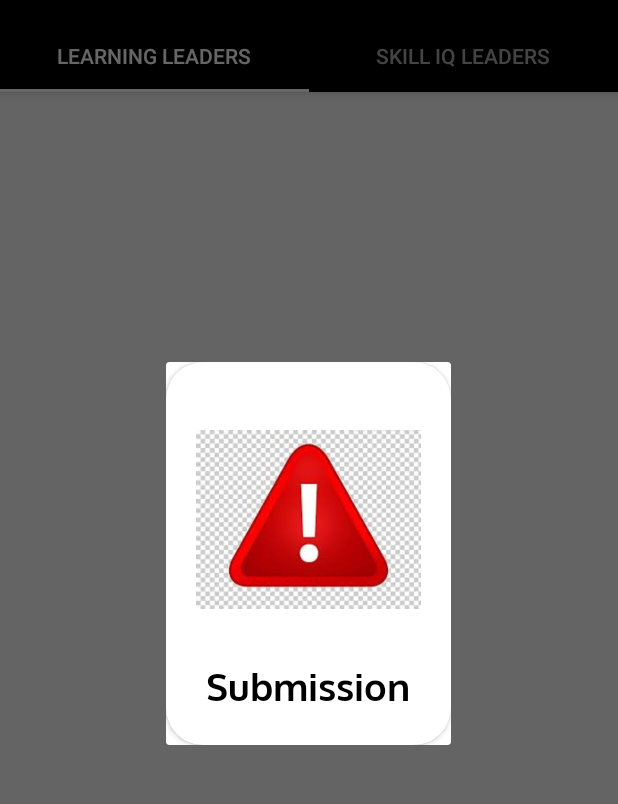
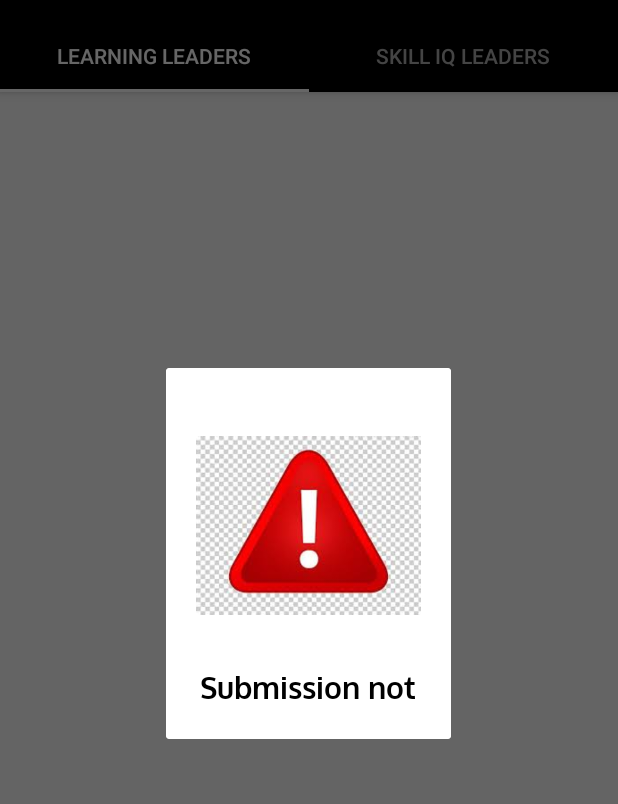
Before and after one commit to Danc-0/GADSLeaderBoard, an Android app: the fragment ErrorDialog placed in its activity, on a phone screen of 412 x 824 dp, the part 64-868 px from its top. Run offline under Robolectric (Android 15) with nearby library versions, the phone set to English and light mode, and no system bars; our stand-ins replace Picasso; pictures from the network do not load.

Commit message:
Ave worked on everything

```diff
--- a/app/src/main/java/com/danc/leaderboardfinal/MainActivity.java
+++ b/app/src/main/java/com/danc/leaderboardfinal/MainActivity.java
@@ -14,6 +14,7 @@ import android.os.Bundle;
 import android.os.Handler;
 import android.view.View;
 import android.widget.Button;
+import android.widget.ProgressBar;
 
 import com.danc.leaderboardfinal.ViewPagerFragments.FragmentHours;
 import com.danc.leaderboardfinal.ViewPagerFragments.FragmentSkills;
@@ -26,6 +27,7 @@ public class MainActivity extends AppCompatActivity implements View.OnClickListe
     ViewPager viewPager;
     TabLayout tabLayout;
     Button btnToSubmit;
+
 
     @Override
     protected void onCreate(Bundle savedInstanceState) {
@@ -53,6 +55,7 @@ public class MainActivity extends AppCompatActivity implements View.OnClickListe
                 fragmentPagerAdapter.addFragment(FragmentSkills.newInstance(), "Skill IQ Leaders");
                 viewPager.setAdapter(fragmentPagerAdapter);
                 tabLayout.setupWithViewPager(viewPager);
+
             }
         });
     }
--- a/app/src/main/java/com/danc/leaderboardfinal/ViewPagerFragments/FragmentHours.java
+++ b/app/src/main/java/com/danc/leaderboardfinal/ViewPagerFragments/FragmentHours.java
@@ -6,10 +6,12 @@ import androidx.fragment.app.Fragment;
 import androidx.recyclerview.widget.LinearLayoutManager;
 import androidx.recyclerview.widget.RecyclerView;
 
+import android.os.Handler;
 import android.util.Log;
 import android.view.LayoutInflater;
 import android.view.View;
 import android.view.ViewGroup;
+import android.widget.ProgressBar;
 
 import com.danc.leaderboardfinal.Adapters.HoursAdapter;
 import com.danc.leaderboardfinal.HourAndSkillsApi;
@@ -36,6 +38,8 @@ public class FragmentHours extends Fragment {
     HoursAdapter adapter;
     HourAndSkillsApi hourAndSkillsApi;
     RecyclerView recyclerViewHours;
+
+    ProgressBar progressBar;
 
     // TODO: Rename parameter arguments, choose names that match
     // the fragment initialization parameters, e.g. ARG_ITEM_NUMBER
@@ -83,6 +87,8 @@ public class FragmentHours extends Fragment {
                              Bundle savedInstanceState) {
         // Inflate the layout for this fragment
         View view = inflater.inflate(R.layout.fragment_hours, container, false);
+        progressBar = view.findViewById(R.id.progressBar);
+        progressBar.setVisibility(View.VISIBLE);
         recyclerViewHours = view.findViewById(R.id.recycler_view_hours);
         LinearLayoutManager layoutManager = new LinearLayoutManager(getContext(), LinearLayoutManager.VERTICAL, false);
         adapter = new HoursAdapter();
@@ -111,6 +117,7 @@ public class FragmentHours extends Fragment {
                 List<LearningHours> hours = response.body();
                 adapter.setData(hours);
                 recyclerViewHours.setAdapter(adapter);
+                progressBar.setVisibility(View.GONE);
             }
 
             @Override
--- a/app/src/main/java/com/danc/leaderboardfinal/ViewPagerFragments/FragmentSkills.java
+++ b/app/src/main/java/com/danc/leaderboardfinal/ViewPagerFragments/FragmentSkills.java
@@ -10,6 +10,7 @@ import android.util.Log;
 import android.view.LayoutInflater;
 import android.view.View;
 import android.view.ViewGroup;
+import android.widget.ProgressBar;
 
 import com.danc.leaderboardfinal.Adapters.SkillsAdapter;
 import com.danc.leaderboardfinal.HourAndSkillsApi;
@@ -35,6 +36,8 @@ public class FragmentSkills extends Fragment {
     Retrofit retrofit;
     RecyclerView recyclerViewSkills;
     HourAndSkillsApi hourAndSkillsApi;
+
+    ProgressBar progressBar;
 
     // TODO: Rename parameter arguments, choose names that match
     // the fragment initialization parameters, e.g. ARG_ITEM_NUMBER
@@ -81,6 +84,8 @@ public class FragmentSkills extends Fragment {
                              Bundle savedInstanceState) {
         // Inflate the layout for this fragment
         View view = inflater.inflate(R.layout.fragment_skills, container, false);
+        progressBar = view.findViewById(R.id.progressBar);
+        progressBar.setVisibility(View.VISIBLE);
 
         retrofit = new Retrofit.Builder()
                 .baseUrl("https://gadsapi.herokuapp.com/")
@@ -110,14 +115,8 @@ public class FragmentSkills extends Fragment {
                 List<SkillIQ> list = response.body();
                 adapter.setData(list);
                 recyclerViewSkills.setAdapter(adapter);
+                progressBar.setVisibility(View.GONE);
 
-//                for (SkillIQ skillIQ: list){
-//                    String content = "";
-//                    content += "Name: " + skillIQ.getName();
-//                    content += "Score: " + skillIQ.getScore();
-//                    content += "Country: " + skillIQ.getCountry();
-//                    content += "ImageUrl: " + skillIQ.getImageUrl();
-//                }
             }
 
             @Override
--- a/app/src/main/res/layout/activity_submission.xml
+++ b/app/src/main/res/layout/activity_submission.xml
@@ -62,6 +62,7 @@
             android:layout_margin="10dp"
             android:layout_weight="1"
             android:background="@drawable/bg_gray"
+            android:inputType="textPersonName"
             android:hint="@string/first_name"
             android:paddingStart="10dp"
             android:paddingEnd="10dp"
@@ -73,6 +74,7 @@
             android:layout_height="50dp"
             android:layout_margin="10dp"
             android:layout_weight="1"
+            android:inputType="textPersonName"
             android:background="@drawable/bg_gray"
             android:hint="@string/last_name"
             android:paddingStart="10dp"
@@ -88,6 +90,7 @@
         android:layout_below="@+id/layout_names"
         android:layout_marginStart="10dp"
         android:layout_marginTop="50dp"
+        android:inputType="textEmailAddress"
         android:layout_marginEnd="10dp"
         android:background="@drawable/bg_gray"
         android:hint="@string/email_address"
@@ -101,6 +104,7 @@
         android:layout_height="50dp"
         android:layout_below="@+id/emailAddress"
         android:layout_marginStart="10dp"
+        android:inputType="textUri"
         android:layout_marginTop="50dp"
         android:layout_marginEnd="10dp"
         android:background="@drawable/bg_gray"
--- a/app/src/main/res/layout/custom_submit_error_pop.xml
+++ b/app/src/main/res/layout/custom_submit_error_pop.xml
@@ -8,7 +8,6 @@
     android:layout_margin="10dp"
     android:layout_marginStart="1dp"
     android:layout_marginEnd="1dp"
-    app:cardCornerRadius="25sp"
     app:layout_constraintBottom_toBottomOf="parent"
     app:layout_constraintEnd_toEndOf="parent"
     app:layout_constraintStart_toStartOf="parent"
@@ -51,7 +50,7 @@
                     android:gravity="center"
                     android:text="Submission not Successful"
                     android:textColor="@android:color/black"
-                    android:textSize="25sp" />
+                    android:textSize="20sp" />
 
 
             </LinearLayout>
--- a/app/src/main/res/layout/custom_submit_pop.xml
+++ b/app/src/main/res/layout/custom_submit_pop.xml
@@ -8,7 +8,6 @@
     android:layout_margin="10dp"
     android:layout_marginStart="1dp"
     android:layout_marginEnd="1dp"
-    app:cardCornerRadius="25sp"
     app:layout_constraintBottom_toBottomOf="parent"
     app:layout_constraintEnd_toEndOf="parent"
     app:layout_constraintStart_toStartOf="parent"
--- a/app/src/main/res/layout/custom_success_pop.xml
+++ b/app/src/main/res/layout/custom_success_pop.xml
@@ -8,7 +8,6 @@
     android:layout_margin="10dp"
     android:layout_marginStart="1dp"
     android:layout_marginEnd="1dp"
-    app:cardCornerRadius="25sp"
     app:layout_constraintBottom_toBottomOf="parent"
     app:layout_constraintEnd_toEndOf="parent"
     app:layout_constraintStart_toStartOf="parent"
@@ -50,7 +49,7 @@
                     android:gravity="center"
                     android:text="Submission Successful"
                     android:textColor="@android:color/black"
-                    android:textSize="25sp" />
+                    android:textSize="20sp" />
 
 
             </LinearLayout>
--- a/app/src/main/res/layout/fragment_hours.xml
+++ b/app/src/main/res/layout/fragment_hours.xml
@@ -2,7 +2,7 @@
 <FrameLayout xmlns:android="http://schemas.android.com/apk/res/android"
     xmlns:tools="http://schemas.android.com/tools"
     android:layout_width="match_parent"
-    android:layout_height="wrap_content"
+    android:layout_height="match_parent"
     xmlns:app="http://schemas.android.com/apk/res-auto"
     android:paddingTop="?attr/actionBarSize"
     android:fitsSystemWindows="true"
@@ -17,4 +17,13 @@
         android:layout_margin="3dp"
         android:fitsSystemWindows="true"/>
 
+    <ProgressBar
+        android:layout_gravity="center"
+        android:id="@+id/progressBar"
+        android:layout_centerInParent="true"
+        android:visibility="invisible"
+        style="?android:attr/progressBarStyle"
+        android:layout_width="wrap_content"
+        android:layout_height="wrap_content" />
+
 </FrameLayout>
```
Also changed, not shown: app/src/main/java/com/danc/leaderboardfinal/SubmissionActivity.java (+9 -1 lines), app/src/main/res/layout/activity_main.xml (+1 -29 lines), app/src/main/res/layout/fragment_skills.xml (+10 -1 lines).
